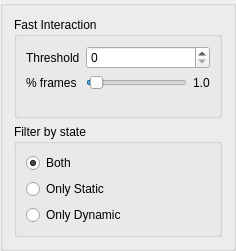
First picture: the form in displayManager_ui.ui, repository MatthieuZins/BoundingBoxMe, before the edit.
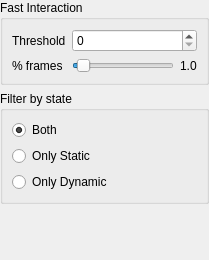
Second picture: the form after the edit.

```diff
--- a/displayManager_ui.ui
+++ b/displayManager_ui.ui
@@ -1,21 +1,45 @@
 <?xml version="1.0" encoding="UTF-8"?>
 <ui version="4.0">
  <class>DisplayManager_ui</class>
- <widget class="QGroupBox" name="DisplayManager_ui">
+ <widget class="QWidget" name="DisplayManager_ui">
   <property name="geometry">
    <rect>
     <x>0</x>
     <y>0</y>
-    <width>236</width>
-    <height>251</height>
+    <width>209</width>
+    <height>260</height>
    </rect>
   </property>
+  <property name="sizePolicy">
+   <sizepolicy hsizetype="Expanding" vsizetype="Preferred">
+    <horstretch>0</horstretch>
+    <verstretch>0</verstretch>
+   </sizepolicy>
+  </property>
   <property name="windowTitle">
    <string>GroupBox</string>
   </property>
   <layout class="QVBoxLayout" name="verticalLayout_2">
+   <property name="leftMargin">
+    <number>0</number>
+   </property>
+   <property name="topMargin">
+    <number>0</number>
+   </property>
+   <property name="rightMargin">
+    <number>0</number>
+   </property>
+   <property name="bottomMargin">
+    <number>0</number>
+   </property>
    <item>
     <widget class="QGroupBox" name="groupBox_2">
+     <property name="sizePolicy">
+      <sizepolicy hsizetype="Preferred" vsizetype="Minimum">
+       <horstretch>0</horstretch>
+       <verstretch>0</verstretch>
+      </sizepolicy>
+     </property>
      <property name="title">
       <string>Fast Interaction</string>
      </property>
@@ -73,6 +97,12 @@
    </item>
    <item>
     <widget class="QGroupBox" name="groupBox">
+     <property name="sizePolicy">
+      <sizepolicy hsizetype="Preferred" vsizetype="Minimum">
+       <horstretch>0</horstretch>
+       <verstretch>0</verstretch>
+      </sizepolicy>
+     </property>
      <property name="title">
       <string>Filter by state</string>
      </property>
@@ -108,6 +138,19 @@
      </layout>
     </widget>
    </item>
+   <item>
+    <spacer name="verticalSpacer">
+     <property name="orientation">
+      <enum>Qt::Vertical</enum>
+     </property>
+     <property name="sizeHint" stdset="0">
+      <size>
+       <width>20</width>
+       <height>40</height>
+      </size>
+     </property>
+    </spacer>
+   </item>
   </layout>
  </widget>
  <resources/>
```
Left out of the diff: 24 changed lines with no effect on the pictures.
